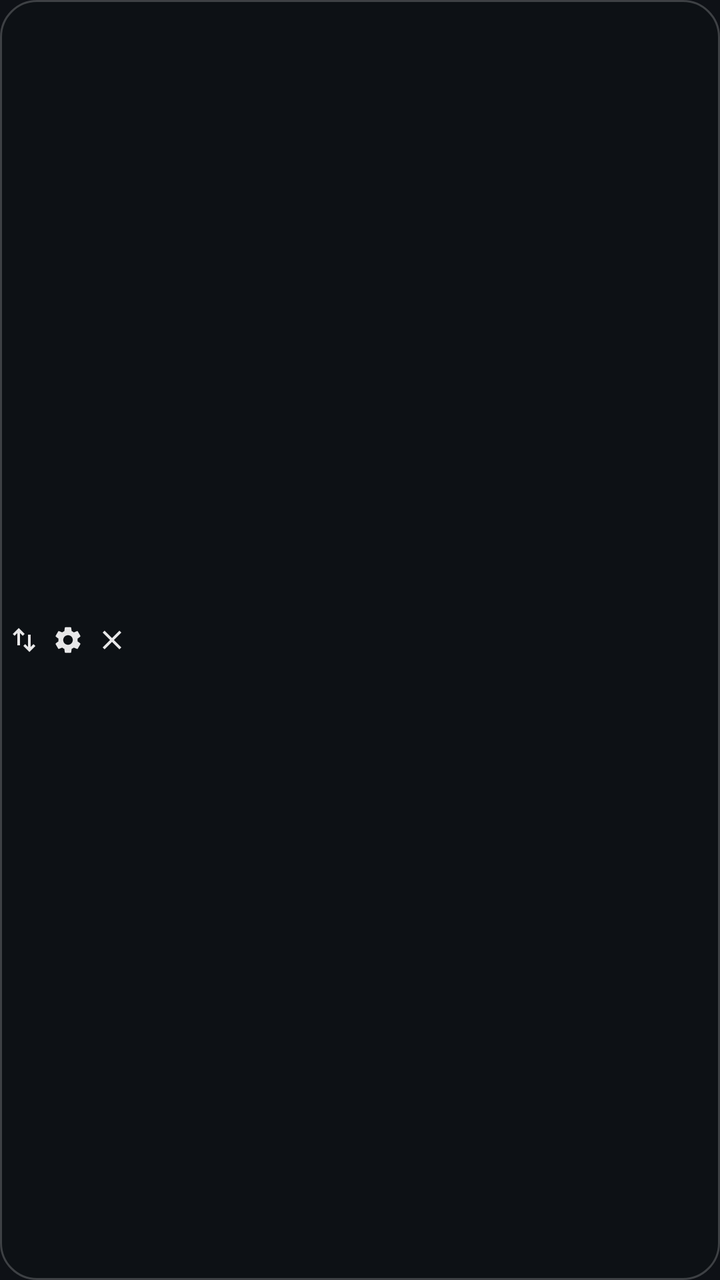
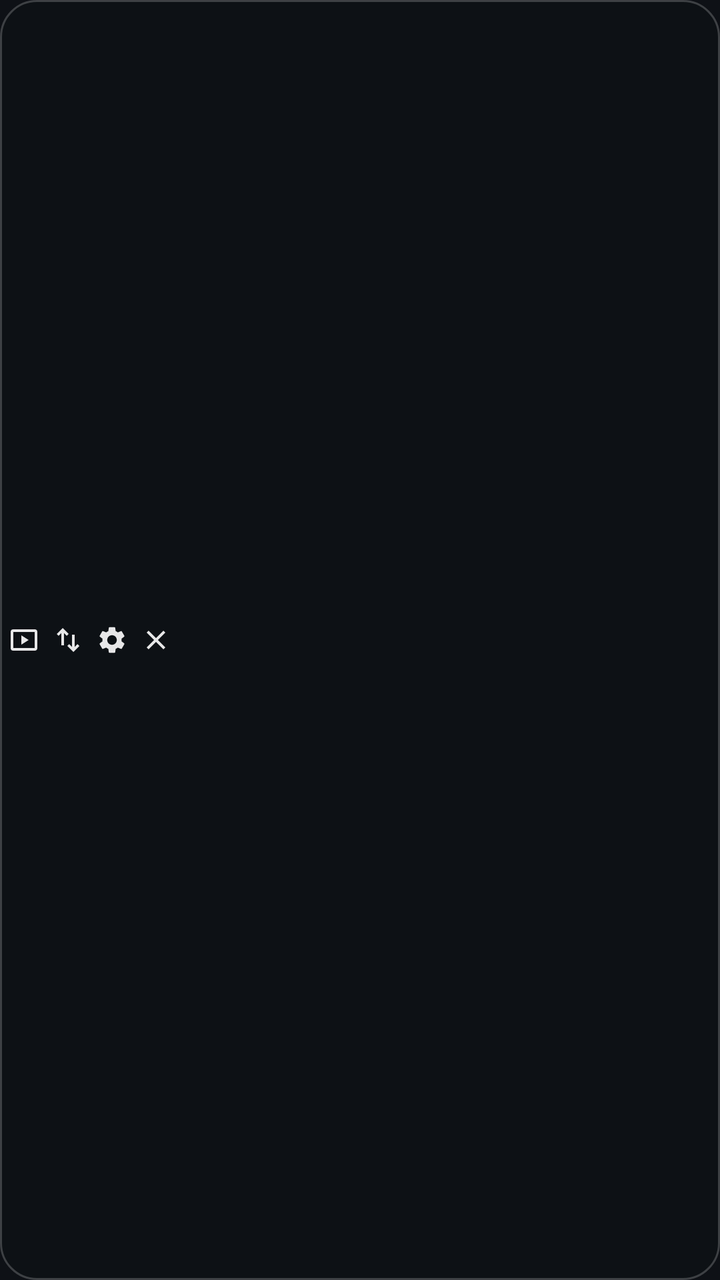

Compare the two renders of this Android layout. The source of the first and the diff that turns it into the second are given below.
<!-- AndroidManifest.xml: application theme Theme.SubLens -->
<!-- res/layout/overlay_controls.xml -->
<?xml version="1.0" encoding="utf-8"?>
<LinearLayout xmlns:android="http://schemas.android.com/apk/res/android"
    android:layout_width="wrap_content"
    android:layout_height="match_parent"
    android:background="@drawable/bg_bar"
    android:gravity="center_vertical"
    android:orientation="horizontal"
    android:paddingStart="2dp"
    android:paddingEnd="2dp">

    
    <ImageButton
        android:id="@+id/btn_swap"
        android:layout_width="20dp"
        android:layout_height="20dp"
        android:background="?android:attr/selectableItemBackgroundBorderless"
        android:contentDescription="@string/cd_swap"
        android:padding="2dp"
        android:scaleType="fitCenter"
        android:src="@drawable/ic_swap" />

    <ImageButton
        android:id="@+id/btn_settings"
        android:layout_width="20dp"
        android:layout_height="20dp"
        android:layout_marginStart="2dp"
        android:background="?android:attr/selectableItemBackgroundBorderless"
        android:contentDescription="@string/cd_settings"
        android:padding="2dp"
        android:scaleType="fitCenter"
        android:src="@drawable/ic_settings" />

    <ImageButton
        android:id="@+id/btn_close"
        android:layout_width="20dp"
        android:layout_height="20dp"
        android:layout_marginStart="2dp"
        android:background="?android:attr/selectableItemBackgroundBorderless"
        android:contentDescription="@string/cd_close"
        android:padding="2dp"
        android:scaleType="fitCenter"
        android:src="@drawable/ic_close" />
</LinearLayout>
<!-- resources referenced by this layout -->
<resources>
  <!-- drawable bg_bar (drawable) -->
  <?xml version="1.0" encoding="utf-8"?>
  <shape xmlns:android="http://schemas.android.com/apk/res/android" android:shape="rectangle">
      <corners android:radius="18dp" />
      <solid android:color="@color/overlay_bar" />
      <stroke android:width="1dp" android:color="@color/overlay_stroke" />
  </shape>
  <!-- drawable ic_close (drawable) -->
  <?xml version="1.0" encoding="utf-8"?>
  <vector xmlns:android="http://schemas.android.com/apk/res/android"
      android:width="24dp"
      android:height="24dp"
      android:viewportWidth="24"
      android:viewportHeight="24">
      <path
          android:fillColor="#E6FFFFFF"
          android:pathData="M19,6.41L17.59,5 12,10.59 6.41,5 5,6.41 10.59,12 5,17.59 6.41,19 12,13.41 17.59,19 19,17.59 13.41,12z" />
  </vector>
  <!-- drawable ic_swap (drawable) -->
  <?xml version="1.0" encoding="utf-8"?>
  <vector xmlns:android="http://schemas.android.com/apk/res/android"
      android:width="24dp"
      android:height="24dp"
      android:viewportWidth="24"
      android:viewportHeight="24">
      
      <path
          android:fillColor="#E6FFFFFF"
          android:pathData="M8,3L3.5,7.5L4.9,8.9L7,6.8L7,16L9,16L9,6.8L11.1,8.9L12.5,7.5ZM15,8L15,17.2L12.9,15.1L11.5,16.5L16,21L20.5,16.5L19.1,15.1L17,17.2L17,8Z" />
  </vector>
  <string name="cd_close">Close</string>
  <string name="cd_settings">Settings</string>
  <string name="cd_swap">Swap reply line above/below the lens</string>
  <style name="Theme.SubLens" parent="android:Theme.Material.NoActionBar">
          <item name="android:colorAccent">@color/accent</item>
          <item name="android:colorPrimary">@color/bg</item>
          <item name="android:colorPrimaryDark">@color/bg</item>
          <item name="android:colorControlActivated">@color/accent</item>
          <item name="android:windowBackground">@color/bg</item>
          <item name="android:statusBarColor">@color/bg</item>
          <item name="android:navigationBarColor">@color/bg</item>
          <item name="android:textColorPrimary">@color/text_main</item>
          <item name="android:textColorSecondary">@color/text_dim</item>
      </style>
  <color name="overlay_bar">#E60E1116</color>
  <color name="overlay_stroke">#33FFFFFF</color>
  <color name="accent">#FF5EEAD4</color>
  <color name="bg">#FF0E1116</color>
  <color name="text_main">#FFF5F7FA</color>
  <color name="text_dim">#FF9AA4B2</color>
  <!-- unchanged entries left out for length: 1 -->
</resources>

<!-- the commit's change to res/layout/overlay_controls.xml (unified diff, before → after) -->
@@ -7,6 +7,18 @@
     android:orientation="horizontal"
     android:paddingStart="2dp"
     android:paddingEnd="2dp">
+
+    
+    <ImageButton
+        android:id="@+id/btn_video"
+        android:layout_width="20dp"
+        android:layout_height="20dp"
+        android:layout_marginEnd="2dp"
+        android:background="?android:attr/selectableItemBackgroundBorderless"
+        android:contentDescription="@string/cd_video"
+        android:padding="2dp"
+        android:scaleType="fitCenter"
+        android:src="@drawable/ic_video" />
 
     
     <ImageButton
<!-- resource entries referenced after the edit -->
@@ -30,9 +30,22 @@
           android:fillColor="#E6FFFFFF"
           android:pathData="M8,3L3.5,7.5L4.9,8.9L7,6.8L7,16L9,16L9,6.8L11.1,8.9L12.5,7.5ZM15,8L15,17.2L12.9,15.1L11.5,16.5L16,21L20.5,16.5L19.1,15.1L17,17.2L17,8Z" />
   </vector>
+  <!-- drawable ic_video (drawable) -->
+  <?xml version="1.0" encoding="utf-8"?>
+  <vector xmlns:android="http://schemas.android.com/apk/res/android"
+      android:width="24dp"
+      android:height="24dp"
+      android:viewportWidth="24"
+      android:viewportHeight="24">
+      
+      <path
+          android:fillColor="#E6FFFFFF"
+          android:pathData="M4,4h16a2,2 0,0 1,2 2v12a2,2 0,0 1,-2 2H4a2,2 0,0 1,-2 -2V6a2,2 0,0 1,2 -2zM4,6v12h16V6H4zM10,8.5l5.5,3.5l-5.5,3.5z" />
+  </vector>
   <string name="cd_close">Close</string>
   <string name="cd_settings">Settings</string>
   <string name="cd_swap">Swap reply line above/below the lens</string>
+  <string name="cd_video">Video mode on/off</string>
   <style name="Theme.SubLens" parent="android:Theme.Material.NoActionBar">
           <item name="android:colorAccent">@color/accent</item>
           <item name="android:colorPrimary">@color/bg</item>
